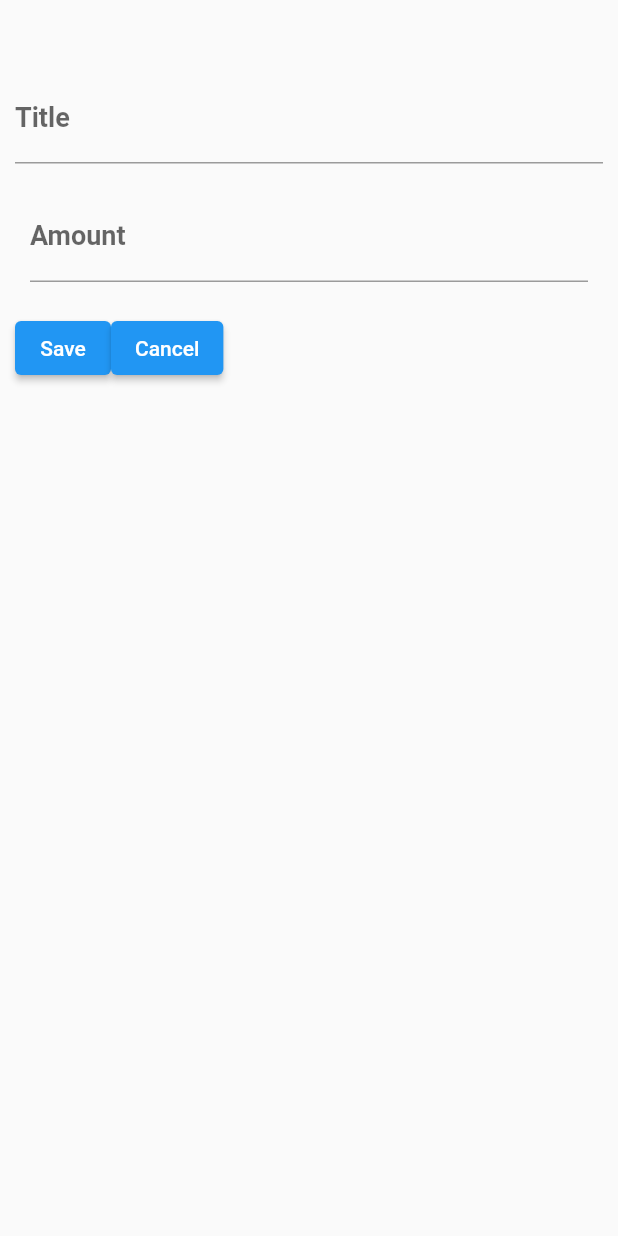
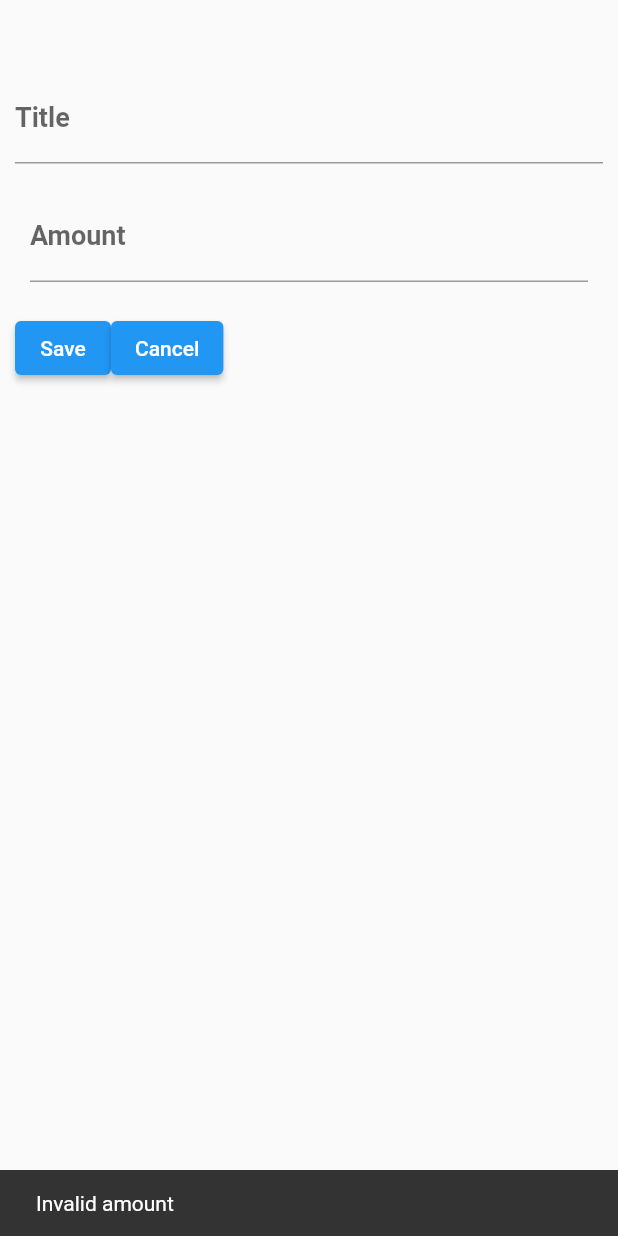
Before and after one commit to TsilaAllaoui/Akaonty-iT, a Flutter app: the ExpenseInput screen opened directly, after a tap on "Save", on a phone screen of 412 x 824 dp. Run offline on Flutter 3.47's test engine with Material 2 defaults, Android fonts, the phone set to English and light mode, and no system bars; our stand-ins replace animated_bottom_navigation_bar, flutter_riverpod, permission_handler, sqflite; accounts and stored records are empty.

Commit message:
Added provider dor expenses, added database support, cleaning code

```diff
--- a/lib/expense_input.dart
+++ /dev/null
@@ -1,73 +0,0 @@
-import 'package:flutter/material.dart';
-import 'package:flutter/services.dart';
-
-class ExpenseInput extends StatefulWidget {
-  const ExpenseInput({super.key});
-
-  @override
-  State<ExpenseInput> createState() => _ExpenseInputState();
-}
-
-class _ExpenseInputState extends State<ExpenseInput> {
-  var titleController = TextEditingController();
-  var amountController = TextEditingController();
-
-  @override
-  void dispose() {
-    titleController.dispose();
-    super.dispose();
-  }
-
-  @override
-  Widget build(BuildContext context) {
-    return Padding(
-      padding: const EdgeInsets.fromLTRB(10, 50, 10, 10),
-      child: Column(
-        children: [
-          TextField(
-            controller: titleController,
-            decoration: const InputDecoration(
-              label: Text(
-                "Title",
-                style: TextStyle(fontSize: 18, fontWeight: FontWeight.bold),
-              ),
-            ),
-          ),
-          const SizedBox(
-            height: 20,
-          ),
-          Row(
-            children: [
-              Expanded(
-                child: Container(
-                  margin: EdgeInsets.symmetric(horizontal: 10, vertical: 0),
-                  child: TextField(
-                    controller: amountController,
-                    keyboardType: TextInputType.number,
-                    decoration: const InputDecoration(
-                      suffixText: "Ar",
-                      label: Text(
-                        "Amount",
-                        style: TextStyle(
-                            fontSize: 18, fontWeight: FontWeight.bold),
-                      ),
-                    ),
-                  ),
-                ),
-              ),
-            ],
-          ),
-          SizedBox(
-            height: 20,
-          ),
-          Row(
-            children: [
-              ElevatedButton(onPressed: () {}, child: const Text("Save")),
-              ElevatedButton(onPressed: () {}, child: const Text("Cancel")),
-            ],
-          )
-        ],
-      ),
-    );
-  }
-}
--- a/lib/model/expense.dart
+++ b/lib/model/expense.dart
@@ -1,8 +1,18 @@
 class Expense {
-  String description = "";
+  String title = "";
   int amount = 0;
   DateTime date = DateTime.now();
 
-  Expense(
-      {required this.description, required this.amount, required this.date});
+  Expense({required this.title, required this.amount, required this.date});
+
+  Expense.fromMap(Map<String, dynamic> map) {
+    title = map["title"] ?? "No Title";
+    amount = map["amount"] ?? -1;
+    var res = DateTime.tryParse(map["date"]);
+    date = res ?? DateTime.now();
+  }
+
+  Map<String, dynamic> toMap() {
+    return {"title": title, "amount": amount, "date": date.toString()};
+  }
 }
--- /dev/null
+++ b/lib/widgets/expense_input.dart
@@ -0,0 +1,97 @@
+import 'package:expense/model/expense.dart';
+import 'package:expense/provider/expenses_provider.dart';
+import 'package:flutter/material.dart';
+import 'package:flutter_riverpod/flutter_riverpod.dart';
+
+class ExpenseInput extends ConsumerStatefulWidget {
+  const ExpenseInput({super.key});
+
+  @override
+  ConsumerState<ExpenseInput> createState() => _ExpenseInputState();
+}
+
+class _ExpenseInputState extends ConsumerState<ExpenseInput> {
+  var titleController = TextEditingController();
+  var amountController = TextEditingController();
+
+  void addExpense(BuildContext ctx) async {
+    var amount = int.tryParse(amountController.text);
+    if (amount == null) {
+      ScaffoldMessenger.of(ctx).showSnackBar(const SnackBar(
+        content: Text("Invalid amount"),
+        dismissDirection: DismissDirection.down,
+        duration: Duration(seconds: 2),
+        elevation: 5,
+      ));
+      return;
+    }
+    Expense expense = Expense(
+        title: titleController.text, amount: amount, date: DateTime.now());
+    await ref.read(expensesProvider.notifier).addExpense(expense);
+    Navigator.of(context).pop();
+  }
+
+  @override
+  void dispose() {
+    titleController.dispose();
+    super.dispose();
+  }
+
+  @override
+  Widget build(BuildContext context) {
+    return Scaffold(
+      body: Padding(
+        padding: const EdgeInsets.fromLTRB(10, 50, 10, 10),
+        child: Column(
+          children: [
+            TextField(
+              controller: titleController,
+              decoration: const InputDecoration(
+                label: Text(
+                  "Title",
+                  style: TextStyle(fontSize: 18, fontWeight: FontWeight.bold),
+                ),
+              ),
+            ),
+            const SizedBox(
+              height: 20,
+            ),
+            Row(
+              children: [
+                Expanded(
+                  child: Container(
+                    margin:
+                        const EdgeInsets.symmetric(horizontal: 10, vertical: 0),
+                    child: TextField(
+                      controller: amountController,
+                      keyboardType: TextInputType.number,
+                      decoration: const InputDecoration(
+                        suffixText: "Ar",
+                        label: Text(
+                          "Amount",
+                          style: TextStyle(
+                              fontSize: 18, fontWeight: FontWeight.bold),
+                        ),
+                      ),
+                    ),
+                  ),
+                ),
+              ],
+            ),
+            const SizedBox(
+              height: 20,
+            ),
+            Row(
+              children: [
+                ElevatedButton(
+                    onPressed: () => addExpense(context),
+                    child: const Text("Save")),
+                ElevatedButton(onPressed: () {}, child: const Text("Cancel")),
+              ],
+            )
+          ],
+        ),
+      ),
+    );
+  }
+}
--- a/pubspec.yaml
+++ b/pubspec.yaml
@@ -12,6 +12,11 @@ dependencies:
 
   cupertino_icons: ^1.0.2
   animated_bottom_navigation_bar: ^1.2.0
+  flutter_riverpod: ^2.3.6
+  fluttertoast: ^8.2.2
+  sqflite: ^2.2.8+4
+  path_provider: ^2.0.15
+  permission_handler: ^10.3.0
 
 dev_dependencies:
   flutter_test:
```
Also changed, not shown: lib/expenses.dart (deleted, +0 -52 lines), lib/helpers/database_helper.dart (added, +57 -0 lines), lib/home.dart (deleted, +0 -94 lines), lib/main.dart (+9 -5 lines), lib/provider/expenses_provider.dart (added, +24 -0 lines), lib/pubspec.yaml (deleted, +0 -32 lines), lib/widgets/bottom_navigation.dart (added, +17 -0 lines), lib/widgets/expenses.dart (added, +65 -0 lines), lib/widgets/home.dart (added, +87 -0 lines), pubspec.lock, 102 other files.
